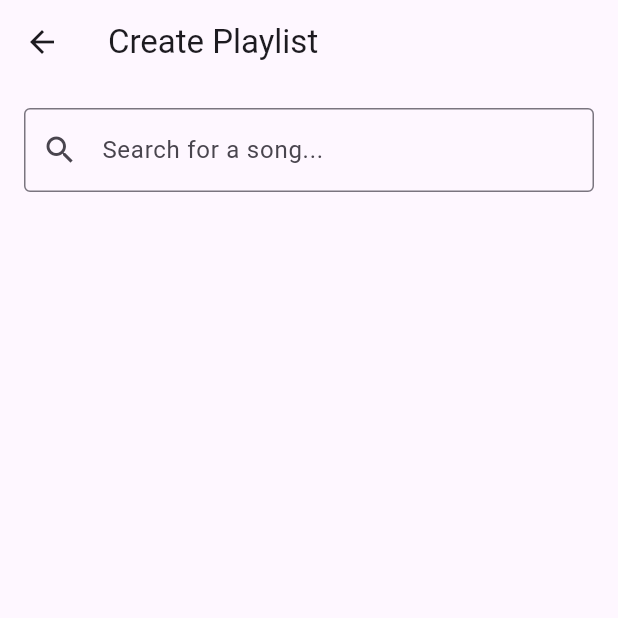
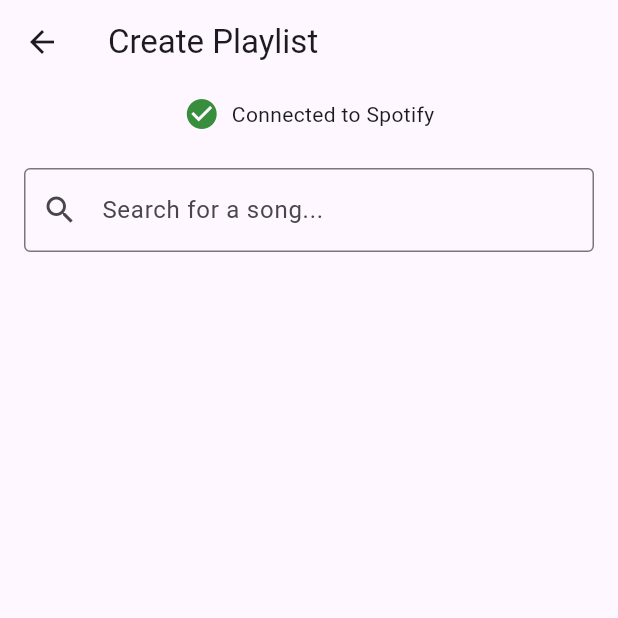
Before and after one commit to mvourgourakis1/ToneTribe, a Flutter app: the screen it shows once a user with an empty profile is signed in, after a tap on "Create Playlist", on a phone screen of 412 x 824 dp, the top half of it. Run offline on Flutter 3.47's test engine with Material 3 defaults, Android fonts, the phone set to English and light mode, and no system bars; our stand-ins replace cloud_firestore, firebase_auth, firebase_core; missing offline and left inert: spotify_sdk; accounts and stored records are empty.

Commit message:
Spotify API connnection promp

```diff
--- a/lib/playlist_creation.dart
+++ b/lib/playlist_creation.dart
@@ -1,7 +1,8 @@
 import 'package:flutter/material.dart';
+import 'package:spotify_sdk/spotify_sdk.dart';
+import 'dart:async';
+import 'dart:convert';
 import 'package:http/http.dart' as http;
-import 'dart:convert';
-import 'dart:async';
 
 // Song model
 class Song {
@@ -34,6 +35,7 @@ class _PlaylistCreationState extends State<PlaylistCreation> {
   Timer? _debounce;
   bool _isLoading = false;
   String? _error;
+  bool _isConnected = false;
 
   // Common music genres for suggestions
   final List<String> _suggestedGenres = [
@@ -43,10 +45,49 @@ class _PlaylistCreationState extends State<PlaylistCreation> {
   ];
 
   @override
+  void initState() {
+    super.initState();
+    _connectToSpotify();
+  }
+
+  @override
   void dispose() {
     _searchController.dispose();
     _debounce?.cancel();
+    SpotifySdk.disconnect();
     super.dispose();
+  }
+
+  Future<void> _connectToSpotify() async {
+    try {
+      setState(() {
+        _isLoading = true;
+        _error = null;
+      });
+
+      // TODO: Replace with your Spotify client ID and redirect URL
+      await SpotifySdk.connectToSpotifyRemote(
+        clientId: "YOUR_CLIENT_ID",
+        redirectUrl: "YOUR_REDIRECT_URL",
+      );
+
+      // Get access token for API calls
+      final accessToken = await SpotifySdk.getAccessToken(
+        clientId: "YOUR_CLIENT_ID",
+        redirectUrl: "YOUR_REDIRECT_URL",
+        scope: "app-remote-control,user-modify-playback-state,playlist-read-private",
+      );
+
+      setState(() {
+        _isConnected = true;
+        _isLoading = false;
+      });
+    } catch (e) {
+      setState(() {
+        _error = 'Failed to connect to Spotify: ${e.toString()}';
+        _isLoading = false;
+      });
+    }
   }
 
   Future<void> _searchSpotify(String query) async {
@@ -58,45 +99,58 @@ class _PlaylistCreationState extends State<PlaylistCreation> {
       return;
     }
 
+    if (!_isConnected) {
+      setState(() {
+        _error = 'Please connect to Spotify first';
+      });
+      return;
+    }
+
     setState(() {
       _isLoading = true;
       _error = null;
     });
 
     try {
-      // TODO: Replace with your Spotify API credentials and proper authentication
-      const String spotifyApiUrl = 'https://api.spotify.com/v1/search';
+      // Get access token
+      final accessToken = await SpotifySdk.getAccessToken(
+        clientId: "YOUR_CLIENT_ID",
+        redirectUrl: "YOUR_REDIRECT_URL",
+        scope: "user-read-private,playlist-read-private",
+      );
+
+      // Search tracks using Spotify Web API
       final response = await http.get(
-        Uri.parse('$spotifyApiUrl?q=$query&type=track&limit=10'),
+        Uri.parse('https://api.spotify.com/v1/search?q=${Uri.encodeComponent(query)}&type=track&limit=10'),
         headers: {
-          'Authorization': 'Bearer YOUR_SPOTIFY_ACCESS_TOKEN',
+          'Authorization': 'Bearer $accessToken',
         },
       );
 
       if (response.statusCode == 200) {
-        final data = json.decode(response.body);
-        final tracks = data['tracks']['items'] as List;
-
+        final searchResults = json.decode(response.body);
         setState(() {
           _searchResults.clear();
-          for (var track in tracks) {
+          for (var track in searchResults['tracks']['items']) {
             _searchResults.add(Song(
               title: track['name'],
               artist: track['artists'][0]['name'],
               spotifyId: track['id'],
-              thumbnailUrl: track['album']['images'][0]['url'],
+              thumbnailUrl: track['album']['images'].isNotEmpty
+                  ? track['album']['images'][0]['url']
+                  : '',
               genres: [], // Will be populated when added to playlist
             ));
           }
         });
       } else {
         setState(() {
-          _error = 'Failed to search Spotify. Please try again.';
+          _error = 'Failed to search Spotify: ${response.reasonPhrase}';
         });
       }
     } catch (e) {
       setState(() {
-        _error = 'An error occurred. Please check your connection.';
+        _error = 'Failed to search Spotify: ${e.toString()}';
       });
     } finally {
       setState(() {
@@ -224,6 +278,58 @@ class _PlaylistCreationState extends State<PlaylistCreation> {
     );
   }
 
+  Widget _buildConnectionStatus() {
+    if (_isLoading) {
+      return const Padding(
+        padding: EdgeInsets.all(8.0),
+        child: Row(
+          mainAxisAlignment: MainAxisAlignment.center,
+          children: [
+            SizedBox(
+              width: 16,
+              height: 16,
+              child: CircularProgressIndicator(strokeWidth: 2),
+            ),
+            SizedBox(width: 8),
+            Text('Connecting to Spotify...'),
+          ],
+        ),
+      );
+    }
+
+    if (!_isConnected) {
+      return Padding(
+        padding: const EdgeInsets.all(8.0),
+        child: Row(
+          mainAxisAlignment: MainAxisAlignment.center,
+          children: [
+            const Icon(Icons.error_outline, color: Colors.red),
+            const SizedBox(width: 8),
+            const Text('Not connected to Spotify'),
+            const SizedBox(width: 16),
+            ElevatedButton.icon(
+              onPressed: _connectToSpotify,
+              icon: const Icon(Icons.refresh),
+              label: const Text('Retry'),
+            ),
+          ],
+        ),
+      );
+    }
+
+    return Padding(
+      padding: const EdgeInsets.all(8.0),
+      child: Row(
+        mainAxisAlignment: MainAxisAlignment.center,
+        children: [
+          Icon(Icons.check_circle, color: Colors.green[700]),
+          const SizedBox(width: 8),
+          const Text('Connected to Spotify'),
+        ],
+      ),
+    );
+  }
+
   @override
   Widget build(BuildContext context) {
     return Scaffold(
@@ -232,14 +338,16 @@ class _PlaylistCreationState extends State<PlaylistCreation> {
       ),
       body: Column(
         children: [
+          _buildConnectionStatus(),
           Padding(
             padding: const EdgeInsets.all(16.0),
             child: TextField(
               controller: _searchController,
-              decoration: const InputDecoration(
+              decoration: InputDecoration(
                 hintText: 'Search for a song...',
-                prefixIcon: Icon(Icons.search),
-                border: OutlineInputBorder(),
+                prefixIcon: const Icon(Icons.search),
+                border: const OutlineInputBorder(),
+                enabled: _isConnected, // Disable search if not connected
               ),
               onChanged: _onSearchChanged,
             ),
```
